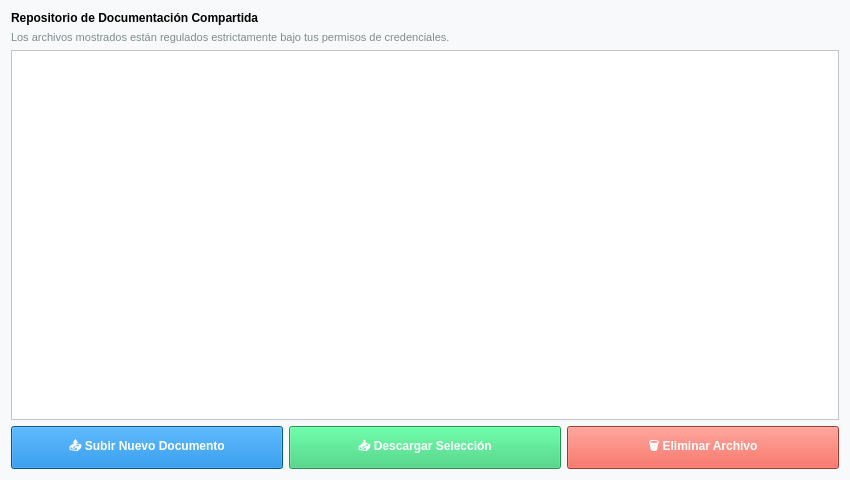
Lonso312/Trabajo-IS, file src/vistas/archivos_view.ui: the form before one commit.
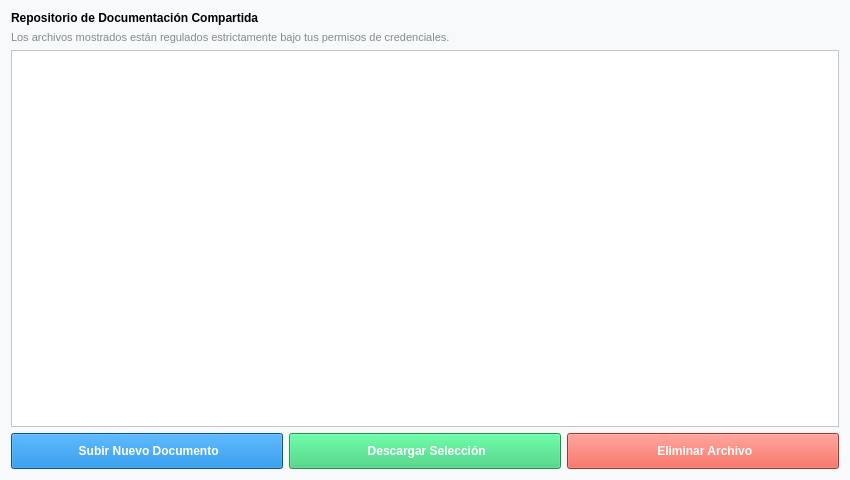
The form after the commit.

```diff
--- a/src/vistas/archivos_view.ui
+++ b/src/vistas/archivos_view.ui
@@ -39,19 +39,19 @@
     <layout class="QHBoxLayout" name="layout_botones">
      <item>
       <widget class="QPushButton" name="btn_subir">
-       <property name="text"><string>📤 Subir Nuevo Documento</string></property>
+       <property name="text"><string> Subir Nuevo Documento</string></property>
        <property name="styleSheet"><string>background-color: #0078D4; color: white; font-weight: bold; padding: 10px;</string></property>
       </widget>
      </item>
      <item>
       <widget class="QPushButton" name="btn_descargar">
-       <property name="text"><string>📥 Descargar Selección</string></property>
+       <property name="text"><string> Descargar Selección</string></property>
        <property name="styleSheet"><string>background-color: #2ECC71; color: white; font-weight: bold; padding: 10px;</string></property>
       </widget>
      </item>
      <item>
       <widget class="QPushButton" name="btn_eliminar">
-       <property name="text"><string>🗑️ Eliminar Archivo</string></property>
+       <property name="text"><string> Eliminar Archivo</string></property>
        <property name="styleSheet"><string>background-color: #E74C3C; color: white; font-weight: bold; padding: 10px;</string></property>
       </widget>
      </item>
```
